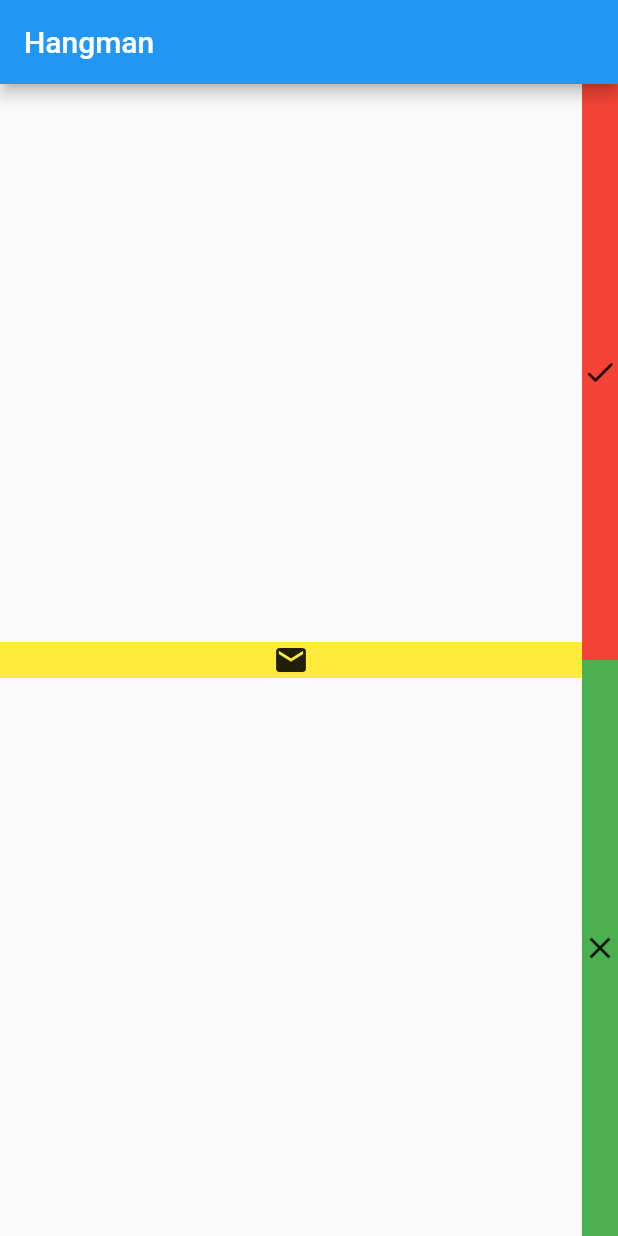
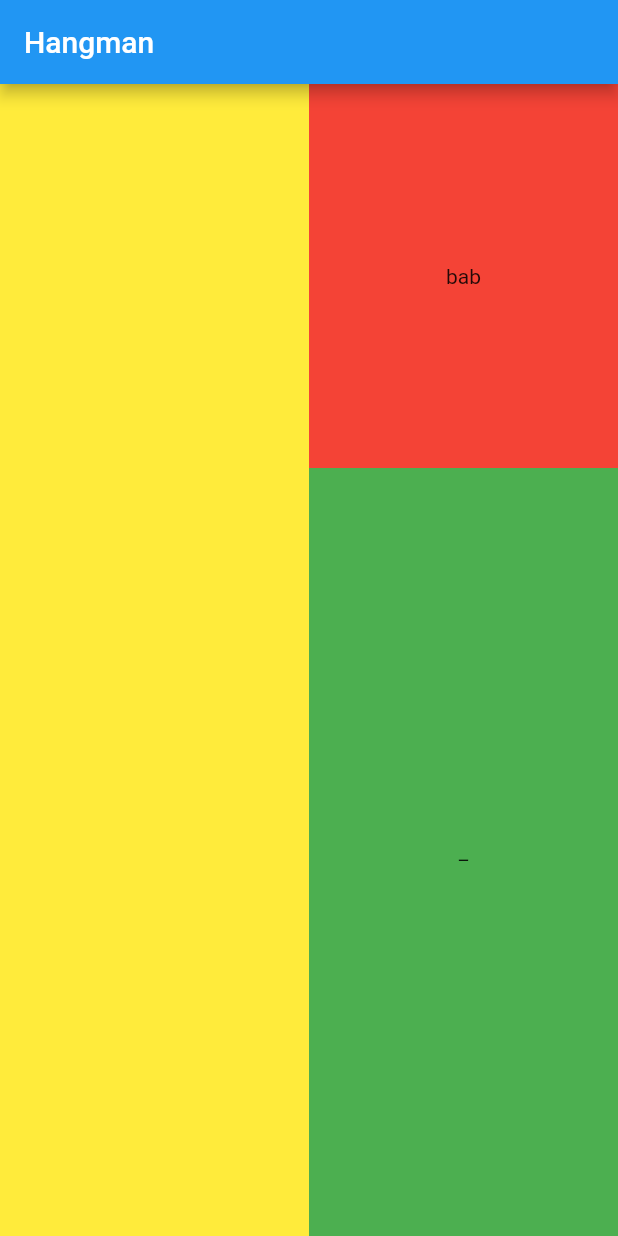
Before and after one commit to BennyDagur/hangman, a Flutter app: the screen it shows after launch, on a phone screen of 412 x 824 dp. Run offline on Flutter 3.47's test engine with Material 2 defaults, Android fonts, the phone set to English and light mode, and no system bars.

Commit message:
added a file for the words and slight Improvements

```diff
--- a/lib/game_screen.dart
+++ b/lib/game_screen.dart
@@ -1,15 +1,7 @@
 //TODO Implement the ability to input a character
 
-
-//TODO UI that shows how many characters are in the word/sentence.
-
-
-//TODO Place to keep track of incorrectly guessed letters.
-
-
-//TODO Place for the hangman art - which will update as the game progresses (with each failure)
-
 import 'package:flutter/material.dart';
+import 'list_of_words.dart';
 
 class GameScreen extends StatefulWidget {
   @override
@@ -17,6 +9,9 @@ class GameScreen extends StatefulWidget {
 }
 
 class _GameScreenState extends State<GameScreen> {
+
+ListOfWords listOfWords = ListOfWords();
+
   @override
   Widget build(BuildContext context) {
     return Scaffold(
@@ -24,32 +19,39 @@ class _GameScreenState extends State<GameScreen> {
         title: Text('Hangman'),
       ),
       body: Row(
+        crossAxisAlignment: CrossAxisAlignment.stretch,
         children: [
-          //Place for the hanged man
+          //TODO Place for the hangman art - which will update as the game progresses (with each failure)
           Expanded(
                   child: Container(
-                  child: Icon(Icons.email),
+                    alignment: Alignment.center,
                     color: Colors.yellow,
                   ),
                 ),
-          Column(
+          Expanded(child: Column(
+            crossAxisAlignment: CrossAxisAlignment.stretch,
             children: [
-              //Show what they have gotten and how many letters there are
+              //TODO UI that shows how many characters are in the word/sentence.
               Expanded(
+                flex: 3,
                 child: Container(
-                  child: Icon(Icons.check_rounded),
+                  alignment: Alignment.center,
+                  child: Text(listOfWords.getWords()),
                   color: Colors.red,
                 ),
               ),
-              //A bin for the Incorrect letters Inputted
+              //TODO Place to keep track of incorrectly guessed letters.
               Expanded(
+                flex: 6,
                 child: Container(
-                  child: Icon(Icons.close),
+                  alignment: Alignment.center,
+                  child: Text('_'),
                   color: Colors.green,
                 ),
               ),
             ],
-          )
+          ),
+          ),
         ],
       ),
     );
--- /dev/null
+++ b/lib/list_of_words.dart
@@ -0,0 +1,20 @@
+import 'package:flutter/material.dart';
+import 'dart:math';
+
+class ListOfWords{
+
+  List<String> theWords = [
+    'abc','bab','bing'
+  ];
+
+  List<String> wrongLetters = [
+
+  ];
+
+  int random = Random().nextInt(3);
+
+  String getWords(){
+    return theWords[random];
+  }
+
+}
```
Lines whose indentation alone changed are shown as unchanged.
